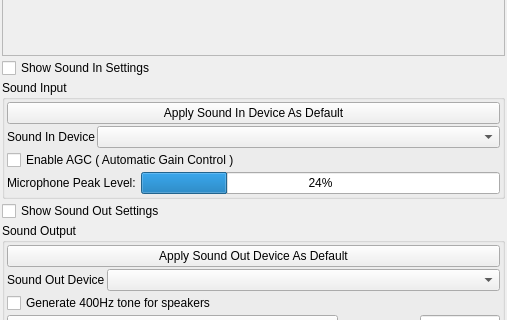
Qt form nolimitgui/src/Forms/AppletSoundSettings.ui (nolimitconnect/NoLimitConnect) before a commit; both pictures show x 0 to 507 and y 187 to 507 of the 507 by 682 pixel window.
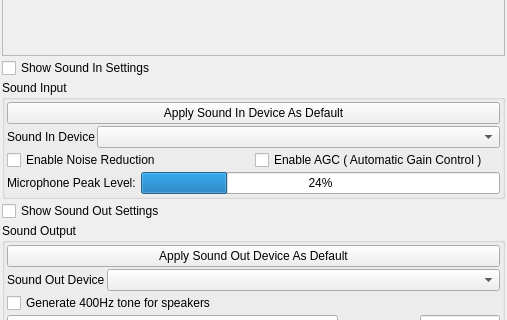
The same form after that commit. Custom widgets are drawn as their Qt base class.

Commit message: Add enable/disable noise reduction

Diff of the .ui file:
```diff
--- a/nolimitgui/src/Forms/AppletSoundSettings.ui
+++ b/nolimitgui/src/Forms/AppletSoundSettings.ui
@@ -11,7 +11,7 @@
    </rect>
   </property>
   <property name="sizePolicy">
-   <sizepolicy hsizetype="Preferred" vsizetype="Preferred">
+   <sizepolicy hsizetype="Expanding" vsizetype="Preferred">
     <horstretch>0</horstretch>
     <verstretch>0</verstretch>
    </sizepolicy>
@@ -199,6 +199,19 @@
       </item>
       <item>
        <layout class="QHBoxLayout" name="horizontalLayout_10">
+        <item>
+         <widget class="QCheckBox" name="m_NoiseSuppressionCheckBox">
+          <property name="sizePolicy">
+           <sizepolicy hsizetype="Expanding" vsizetype="Fixed">
+            <horstretch>0</horstretch>
+            <verstretch>0</verstretch>
+           </sizepolicy>
+          </property>
+          <property name="text">
+           <string>Enable Noise Reduction</string>
+          </property>
+         </widget>
+        </item>
         <item>
          <widget class="QCheckBox" name="m_AgcCheckBox">
           <property name="sizePolicy">
```
The commit also changes 31 other files.
